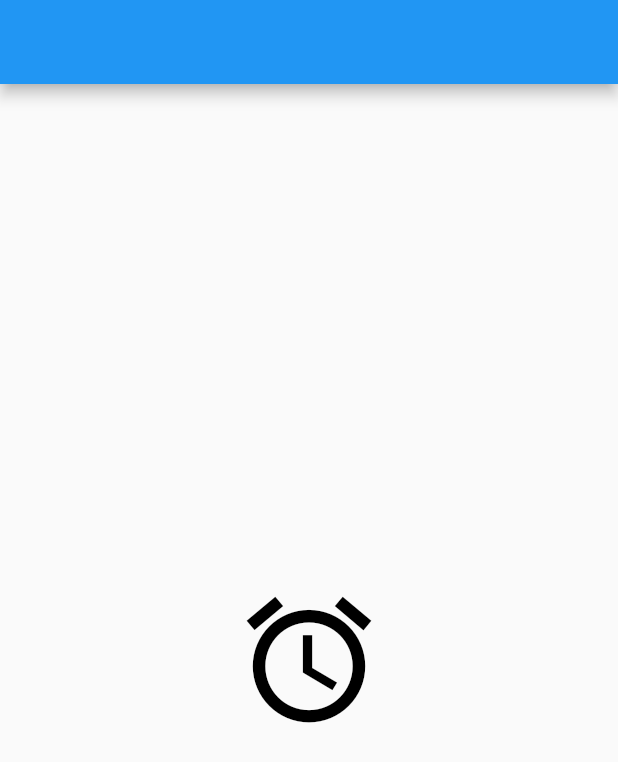
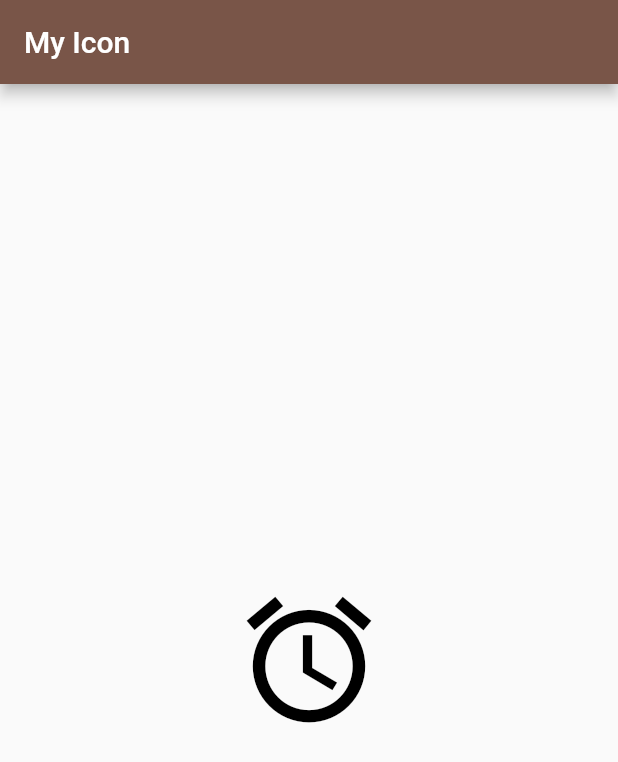
Before and after one commit to ivanavi2/MobileApplicationProgramming_Exercise1, a Flutter app: the screen it shows after launch, on a phone screen of 412 x 824 dp. Shown: the top 762 px of the screen. Run offline on Flutter 3.47's test engine with Material 2 defaults, Android fonts, the light colour scheme and no system bars.

Commit message:
Add app bar
Driver: Ivan Teh Guang Sern
Navigator: Kong Hao Zhe

```diff
--- a/lib/main.dart
+++ b/lib/main.dart
@@ -34,7 +34,10 @@ class _MyHomePageState extends State<MyHomePage> {
   Widget build(BuildContext context) {
     return SafeArea(
         child: Scaffold(
-      appBar: AppBar(),
+      appBar: AppBar(
+        title: Text('My Icon'),
+        backgroundColor: Colors.brown,
+      ),
       body: Center(
         child: Icon(
           Icons.alarm,
```
